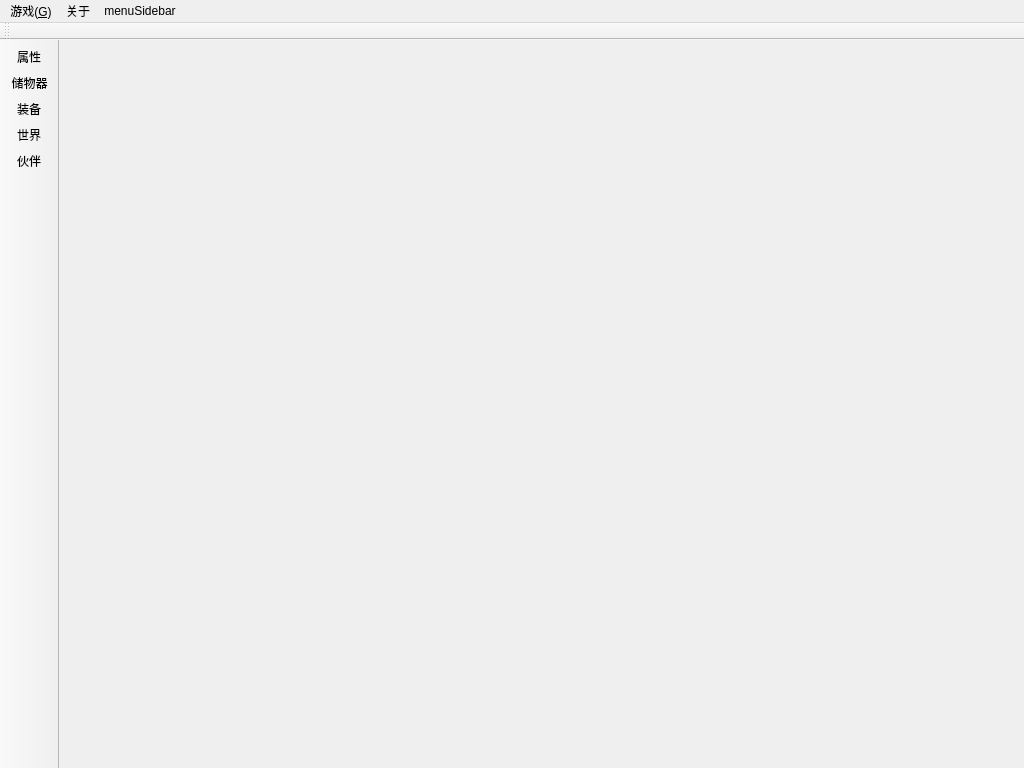
Old version of the form src/coeus/coeus_client_qt/game_main_dialog.ui in the repository AngryPowman/Coeus.
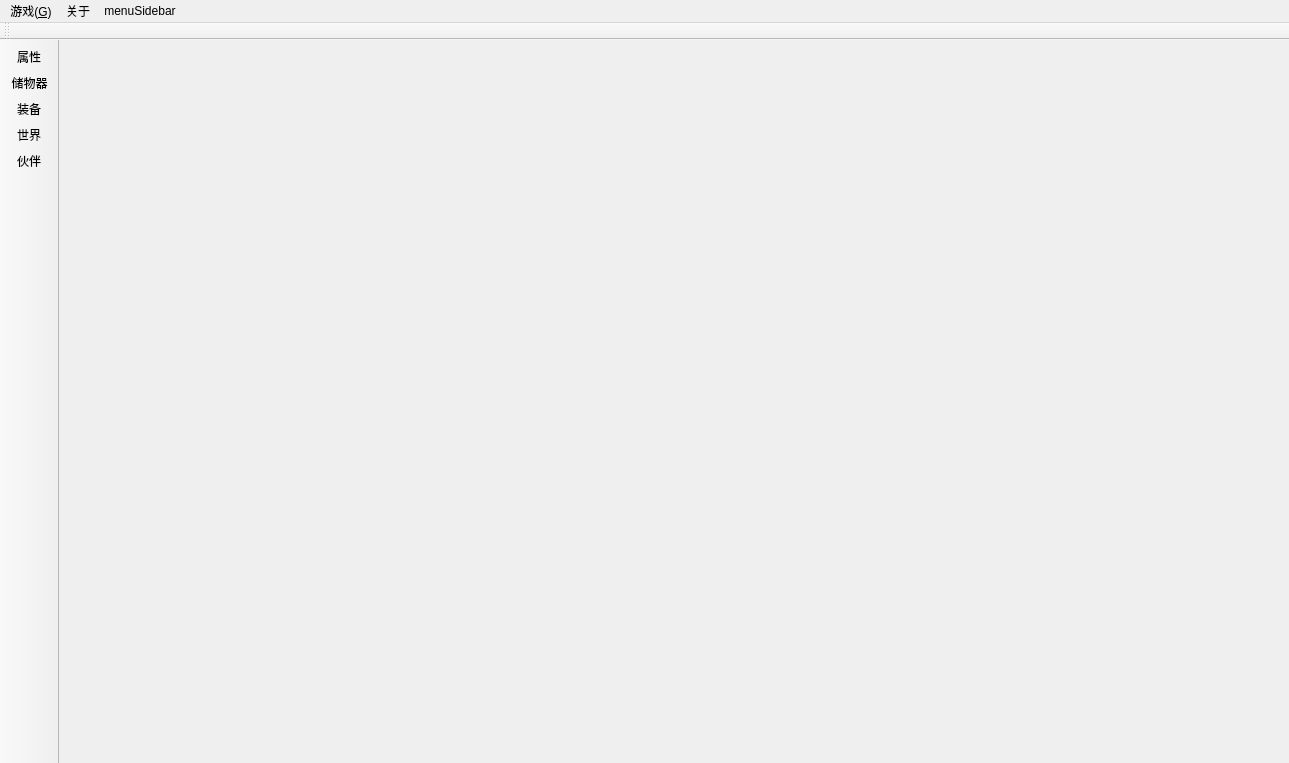
New version of the form. Icons and pictures are not drawn.

What changed in the file:
```diff
--- a/src/coeus/coeus_client_qt/game_main_dialog.ui
+++ b/src/coeus/coeus_client_qt/game_main_dialog.ui
@@ -6,8 +6,8 @@
    <rect>
     <x>0</x>
     <y>0</y>
-    <width>1024</width>
-    <height>768</height>
+    <width>1289</width>
+    <height>763</height>
    </rect>
   </property>
   <property name="windowTitle">
@@ -35,7 +35,7 @@
     <rect>
      <x>0</x>
      <y>0</y>
-     <width>1024</width>
+     <width>1289</width>
      <height>21</height>
     </rect>
    </property>
```
